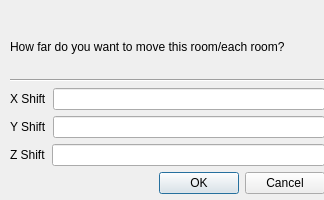
Before: the Qt Designer form src/movementdialog.ui in zpc930/pandoramapper, drawn with Qt 5.
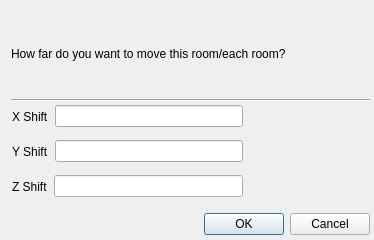
After: the same form once the commit is applied.

```diff
--- a/src/movementdialog.ui
+++ b/src/movementdialog.ui
@@ -5,40 +5,64 @@
    <rect>
     <x>0</x>
     <y>0</y>
-    <width>324</width>
-    <height>200</height>
+    <width>374</width>
+    <height>240</height>
    </rect>
   </property>
   <property name="windowTitle" >
    <string>Dialog</string>
   </property>
-  <widget class="QWidget" name="" >
+  <widget class="QDialogButtonBox" name="buttonBox" >
    <property name="geometry" >
     <rect>
-     <x>10</x>
-     <y>20</y>
-     <width>315</width>
-     <height>174</height>
+     <x>11</x>
+     <y>208</y>
+     <width>359</width>
+     <height>32</height>
     </rect>
    </property>
-   <layout class="QGridLayout" >
-    <item row="0" column="0" >
+   <property name="orientation" >
+    <enum>Qt::Horizontal</enum>
+   </property>
+   <property name="standardButtons" >
+    <set>QDialogButtonBox::Cancel|QDialogButtonBox::NoButton|QDialogButtonBox::Ok</set>
+   </property>
+  </widget>
+  <widget class="Line" name="line" >
+   <property name="geometry" >
+    <rect>
+     <x>11</x>
+     <y>92</y>
+     <width>359</width>
+     <height>16</height>
+    </rect>
+   </property>
+   <property name="orientation" >
+    <enum>Qt::Horizontal</enum>
+   </property>
+  </widget>
      <widget class="QLabel" name="label_4" >
+   <property name="geometry" >
+    <rect>
+     <x>11</x>
+     <y>21</y>
+     <width>359</width>
+     <height>65</height>
+    </rect>
+   </property>
       <property name="text" >
        <string>How far do you want to move this room/each room?</string>
       </property>
      </widget>
-    </item>
-    <item row="1" column="0" >
-     <widget class="Line" name="line" >
-      <property name="orientation" >
-       <enum>Qt::Horizontal</enum>
-      </property>
-     </widget>
-    </item>
-    <item row="2" column="0" >
-     <layout class="QVBoxLayout" >
-      <item>
+  <widget class="QWidget" name="" >
+   <property name="geometry" >
+    <rect>
+     <x>12</x>
+     <y>102</y>
+     <width>231</width>
+     <height>29</height>
+    </rect>
+   </property>
        <layout class="QHBoxLayout" >
         <item>
          <widget class="QLabel" name="label" >
@@ -51,8 +75,16 @@
          <widget class="QLineEdit" name="lineEdit_x" />
         </item>
        </layout>
-      </item>
-      <item>
+  </widget>
+  <widget class="QWidget" name="" >
+   <property name="geometry" >
+    <rect>
+     <x>12</x>
+     <y>137</y>
+     <width>231</width>
+     <height>29</height>
+    </rect>
+   </property>
        <layout class="QHBoxLayout" >
         <item>
          <widget class="QLabel" name="label_2" >
@@ -65,8 +97,16 @@
          <widget class="QLineEdit" name="lineEdit_y" />
         </item>
        </layout>
-      </item>
-      <item>
+  </widget>
+  <widget class="QWidget" name="" >
+   <property name="geometry" >
+    <rect>
+     <x>12</x>
+     <y>172</y>
+     <width>231</width>
+     <height>29</height>
+    </rect>
+   </property>
        <layout class="QHBoxLayout" >
         <item>
          <widget class="QLabel" name="label_3" >
@@ -77,20 +117,6 @@
         </item>
         <item>
          <widget class="QLineEdit" name="lineEdit_z" />
-        </item>
-       </layout>
-      </item>
-     </layout>
-    </item>
-    <item row="3" column="0" >
-     <widget class="QDialogButtonBox" name="buttonBox" >
-      <property name="orientation" >
-       <enum>Qt::Horizontal</enum>
-      </property>
-      <property name="standardButtons" >
-       <set>QDialogButtonBox::Cancel|QDialogButtonBox::NoButton|QDialogButtonBox::Ok</set>
-      </property>
-     </widget>
     </item>
    </layout>
   </widget>
```
Lines whose indentation alone changed are shown as unchanged.
